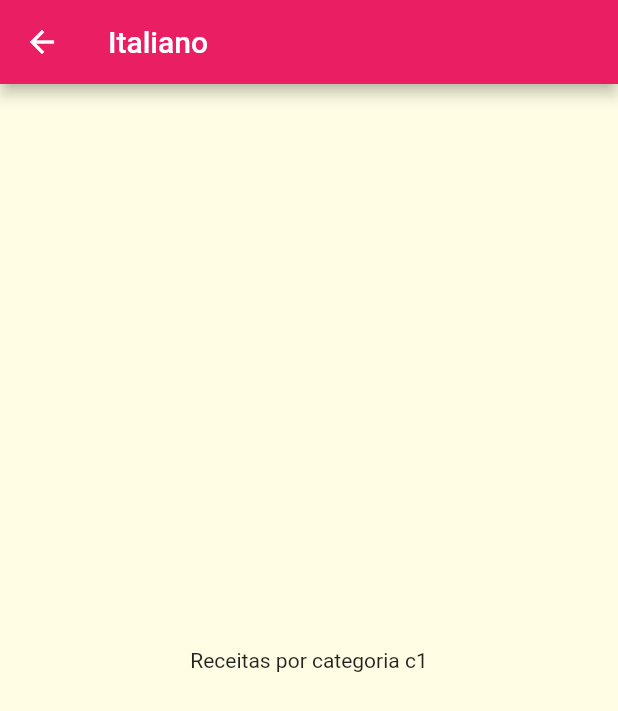
After one commit to AlexBitar80/meal-app-flutter, a Flutter app: the screen it shows after launch, after a tap on "Italiano", on a phone screen of 412 x 824 dp. The commit adds this screen. Shown: the top 711 px of the screen. Run offline on Flutter 3.47's test engine with Material 2 defaults, Android fonts, the phone set to English and light mode, and no system bars.

Commit message:
feat: criação da tela de refeições por categoria e adicionada navegação para ela passando informações

```diff
--- a/lib/components/category_item.dart
+++ b/lib/components/category_item.dart
@@ -1,5 +1,9 @@
+import 'dart:io';
+
+import 'package:flutter/cupertino.dart';
 import 'package:flutter/material.dart';
 import 'package:meals/models/category_model.dart';
+import 'package:meals/pages/categories/categories_meals_page.dart';
 
 class CategoryItem extends StatelessWidget {
   final Category category;
@@ -9,9 +13,24 @@ class CategoryItem extends StatelessWidget {
     required this.category,
   });
 
+  void _selectCategory(BuildContext context) {
+    Navigator.of(context).push(
+      Platform.isIOS
+          ? CupertinoPageRoute(
+              builder: (_) => CategoriesMealsPage(category: category),
+            )
+          : MaterialPageRoute(
+              builder: (_) => CategoriesMealsPage(category: category),
+            ),
+    );
+  }
+
   @override
   Widget build(BuildContext context) {
-    return Container(
+    return InkWell(
+      borderRadius: BorderRadius.circular(15),
+      onTap: () => _selectCategory(context),
+      child: Container(
         padding: const EdgeInsets.all(15),
         decoration: BoxDecoration(
           borderRadius: BorderRadius.circular(15),
@@ -28,6 +47,7 @@ class CategoryItem extends StatelessWidget {
           category.title,
           style: Theme.of(context).textTheme.headlineLarge,
         ),
+      ),
     );
   }
 }
--- /dev/null
+++ b/lib/pages/categories/categories_meals_page.dart
@@ -0,0 +1,23 @@
+import 'package:flutter/material.dart';
+import 'package:meals/models/category_model.dart';
+
+class CategoriesMealsPage extends StatelessWidget {
+  final Category category;
+
+  const CategoriesMealsPage({
+    super.key,
+    required this.category,
+  });
+
+  @override
+  Widget build(BuildContext context) {
+    return Scaffold(
+      appBar: AppBar(
+        title: Text(category.title),
+      ),
+      body: Center(
+        child: Text('Receitas por categoria ${category.id}'),
+      ),
+    );
+  }
+}
```
Lines whose indentation alone changed are shown as unchanged.
